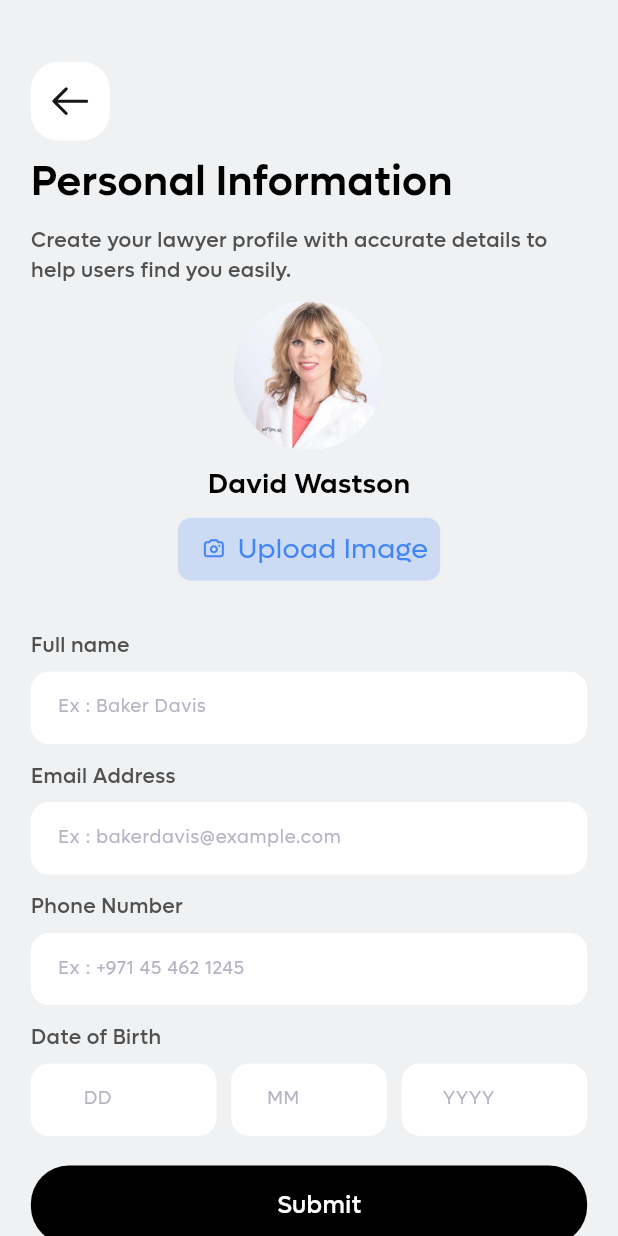
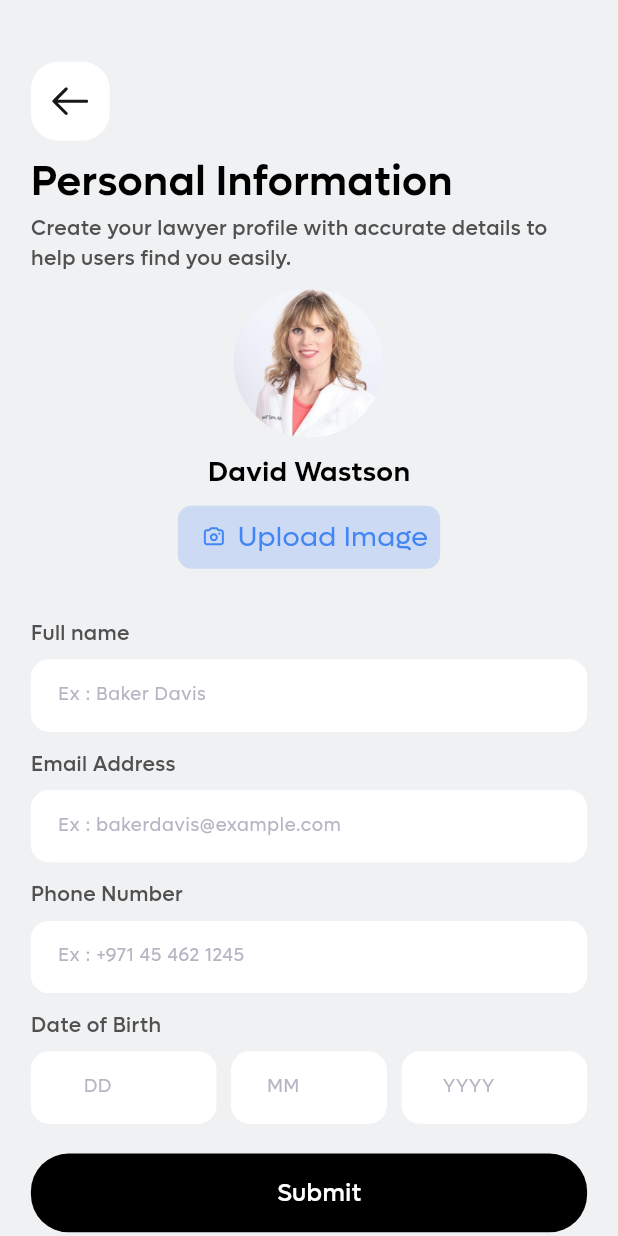
Before and after one commit to ibrahimsm83/casekarao, a Flutter app: the PersonalInformationScreen screen opened by its route, on a phone screen of 412 x 824 dp. Run offline on Flutter 3.47's test engine with Material 3 defaults, Android fonts, the phone set to English and light mode, and no system bars; our stand-ins replace another_flushbar, flutter_rating, flutter_screenutil, flutter_svg, get, pin_code_fields and 1 more.

Commit message:
Personal Information issues fixed

```diff
--- a/lib/presentation/personal_information_screen/personal_information_screen.dart
+++ b/lib/presentation/personal_information_screen/personal_information_screen.dart
@@ -84,7 +84,7 @@ class _PersonalInformationScreenState extends State<PersonalInformationScreen> {
                     fontSize: ScreenUtil().setSp(AppSize.s24),
                   ),
                 ),
-                SizedBox(height: AppSize.s8.h),
+                SizedBox(height: AppSize.s1_5),
                 Text(
                   AppStrings
                       .createYourLawyerProfileWithAccurateDetailsToHelpUsersFindYouEasily,
```
